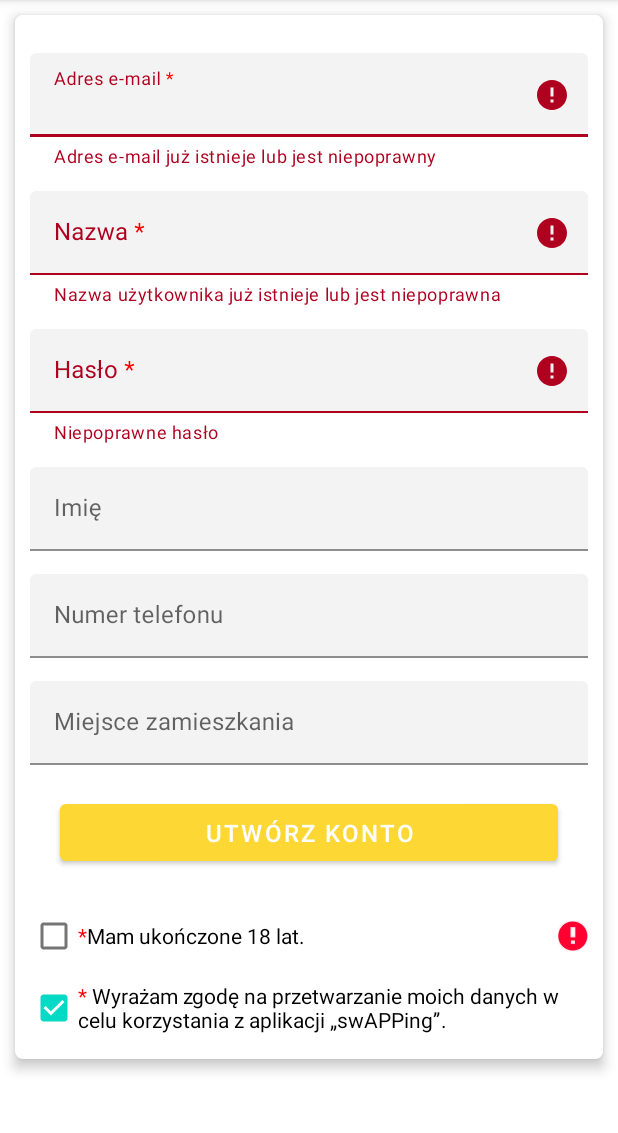
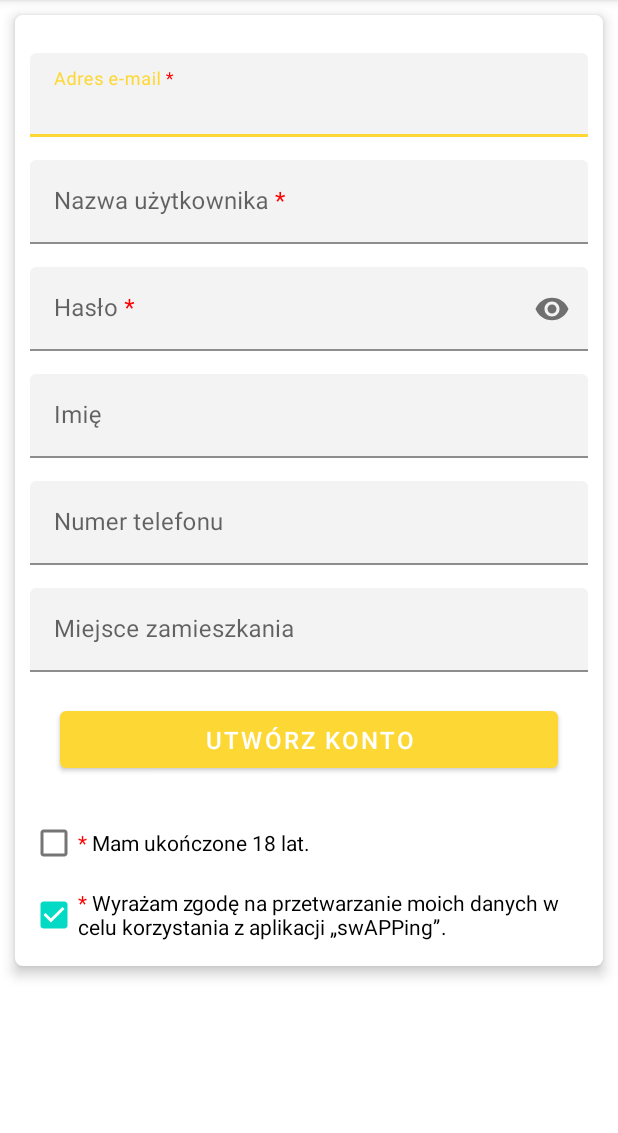
Before and after one commit to bvgi/SwAPPing, an Android app: the RegisterActivity screen opened directly, with no data from a screen before it, after a tap on an icon or button, on a phone screen of 412 x 824 dp, the part 84-1217 px from its top. Run offline under Robolectric (Android 15) with nearby library versions, the phone set to English and light mode, and no system bars; 7 statements that could not run were skipped; 1 other tap on this screen came first.

Commit message:
Register activity changes

```diff
--- a/app/src/main/java/com/example/swapping/DataBase/AnnouncementDataBaseHelper.kt
+++ b/app/src/main/java/com/example/swapping/DataBase/AnnouncementDataBaseHelper.kt
@@ -87,6 +87,7 @@ class AnnouncementDataBaseHelper(context: Context) : SQLiteOpenHelper(context, D
         const val GENRE_TABLE = "Genre"
         const val LIKED_TABLE = "Liked"
     }
+
 
     // ADDS
 
--- a/app/src/main/java/com/example/swapping/DataBase/UserDataBaseHelper.kt
+++ b/app/src/main/java/com/example/swapping/DataBase/UserDataBaseHelper.kt
@@ -131,7 +131,7 @@ class UserDataBaseHelper(context: Context) : SQLiteOpenHelper(context, DATABASE_
 
         val cursor = db.rawQuery(getUserQuery, null)
 
-        var id = 0
+        var id = -1
         var name = ""
         var email = ""
         var city = ""
--- a/app/src/main/java/com/example/swapping/ui/userLogin/RegisterActivity.kt
+++ b/app/src/main/java/com/example/swapping/ui/userLogin/RegisterActivity.kt
@@ -1,26 +1,25 @@
 package com.example.swapping.ui.userLogin
 
 import android.content.Intent
-import android.os.Build
 import android.os.Bundle
-import android.util.Log
 import android.widget.Button
 import android.widget.CheckBox
 import android.widget.TextView
-import androidx.annotation.RequiresApi
 import androidx.appcompat.app.AppCompatActivity
-import androidx.core.view.isVisible
 import androidx.core.widget.doOnTextChanged
 import androidx.lifecycle.MediatorLiveData
 import androidx.lifecycle.MutableLiveData
+import com.example.swapping.DataBase.UserDataBaseHelper
+import com.example.swapping.Models.User
 import com.example.swapping.R
 import com.google.android.material.textfield.TextInputLayout
 
 class RegisterActivity : AppCompatActivity() {
 
+    private val userDBHelper = UserDataBaseHelper(applicationContext)
     private val emailLiveData = MutableLiveData<String>()
     private val passwordLiveData = MutableLiveData<String>()
-    private val nicknameLiveData = MutableLiveData<String>()
+    private val usernameLiveData = MutableLiveData<String>()
     private val birthDateLiveData = MutableLiveData<Boolean>()
     private val nameLiveData = MutableLiveData<String>()
     private val phoneNumberLiveData = MutableLiveData<String>()
@@ -31,49 +30,49 @@ class RegisterActivity : AppCompatActivity() {
             hashMapOf(
             "Email" to false,
             "Password" to false,
-            "Nickname" to false,
+            "Username" to false,
             "BirthDate" to false,
             "Permission" to false
         )
 
         addSource(emailLiveData) { email ->
             val password = passwordLiveData.value
-            val nickname = nicknameLiveData.value
+            val username = usernameLiveData.value
             val birthDate = birthDateLiveData.value
             val permission = permissionLiveData.value
-            this.value = validateForm(email, password, nickname, birthDate, permission)
+            this.value = validateForm(email, password, username, birthDate, permission)
         }
 
         addSource(passwordLiveData) { password ->
             val email = emailLiveData.value
-            val nickname = nicknameLiveData.value
+            val username = usernameLiveData.value
             val birthDate = birthDateLiveData.value
             val permission = permissionLiveData.value
-            this.value = validateForm(email, password, nickname, birthDate, permission)
+            this.value = validateForm(email, password, username, birthDate, permission)
         }
 
-        addSource(nicknameLiveData) { nickname ->
+        addSource(usernameLiveData) { username ->
             val email = emailLiveData.value
             val password = passwordLiveData.value
             val birthDate = birthDateLiveData.value
             val permission = permissionLiveData.value
-            this.value = validateForm(email, password, nickname, birthDate, permission)
+            this.value = validateForm(email, password, username, birthDate, permission)
         }
 
         addSource(birthDateLiveData) { birthDate ->
             val email = emailLiveData.value
-            val nickname = nicknameLiveData.value
+            val username = usernameLiveData.value
             val password = passwordLiveData.value
             val permission = permissionLiveData.value
-            this.value = validateForm(email, password, nickname, birthDate, permission)
+            this.value = validateForm(email, password, username, birthDate, permission)
         }
 
         addSource(permissionLiveData) { permission ->
             val email = emailLiveData.value
-            val nickname = nicknameLiveData.value
+            val username = usernameLiveData.value
             val password = passwordLiveData.value
             val birthDate = birthDateLiveData.value
-            this.value = validateForm(email, password, nickname, birthDate, permission)
+            this.value = validateForm(email, password, username, birthDate, permission)
         }
 
     }
@@ -96,11 +95,11 @@ class RegisterActivity : AppCompatActivity() {
             "Permission" to isCheckedPermission,
             "Email" to isValidEmail,
             "Password" to isValidPassword,
-            "Nickname" to isValidNickName
+            "Username" to isValidNickName
         )
     }
 
-    private lateinit var RegisterViewModel: UserProfileViewModel
+    private lateinit var registerViewModel: RegisterViewModel
     //    private var binding: ActivityLoginBinding? = null
     private lateinit var makeAccount: TextView
 
@@ -109,14 +108,14 @@ class RegisterActivity : AppCompatActivity() {
         setContentView(R.layout.activity_register)
 
         val emailLayout = findViewById<TextInputLayout>(R.id.emailRegisterLayout)
-        val nicknameLayout = findViewById<TextInputLayout>(R.id.nicknameRegisterLayout)
+        val usernameLayout = findViewById<TextInputLayout>(R.id.usernameRegisterLayout)
         val passwordLayout = findViewById<TextInputLayout>(R.id.passwordRegisterLayout)
         val signUpButton = findViewById<Button>(R.id.registerButton)
         val permissionCheck = findViewById<CheckBox>(R.id.permissionCheckBox)
         val dateOfBirthCheckBox = findViewById<CheckBox>(R.id.dateOfBirthCheckBox)
+        val phoneNumberLayout = findViewById<TextInputLayout>(R.id.phoneRegisterLayout)
+        val cityLayout = findViewById<TextInputLayout>(R.id.cityRegisterLayout)
         var permissionValue = false
-
-
 
         emailLayout.editText?.doOnTextChanged { text, _, _, _ ->
             emailLiveData.value = text?.toString()
@@ -126,8 +125,8 @@ class RegisterActivity : AppCompatActivity() {
             passwordLiveData.value = text?.toString()
         }
 
-        nicknameLayout.editText?.doOnTextChanged {text, _, _, _ ->
-            nicknameLiveData.value = text?.toString()
+        usernameLayout.editText?.doOnTextChanged {text, _, _, _ ->
+            usernameLiveData.value = text?.toString()
         }
 
         permissionCheck.setOnClickListener {
@@ -135,42 +134,31 @@ class RegisterActivity : AppCompatActivity() {
             permissionLiveData.value = permissionValue
         }
 
-//        permissionCheck.setOnCheckedChangeListener { _, isChecked ->
-//            permissionLiveData.value = isChecked
-//        }
-
         dateOfBirthCheckBox.setOnCheckedChangeListener { _, isChecked ->
             birthDateLiveData.value = isChecked
         }
 
+        phoneNumberLayout.editText?.doOnTextChanged{text, _, _, _ ->
+            phoneNumberLiveData.value = text.toString()
+        }
+
+        cityLayout.editText?.doOnTextChanged{text, _, _, _ ->
+            cityLiveData.value = text.toString()
+        }
+
+        val user = User(username = usernameLiveData.value.toString(),
+                        email = emailLiveData.value.toString(),
+                        name = nameLiveData.value.toString(),
+                        phone_number = phoneNumberLiveData.value.toString().toInt(),
+                        city = cityLiveData.value.toString()
+        )
+
         signUpButton.setOnClickListener {
             isValidLiveData.observe(this) { isValid ->
-                for((key,value) in isValid.entries) {
-                    when (key) {
-                        "BirthDate" -> {
-                            if (!value) dateOfBirthCheckBox.error = "Obowiązkowe pole"
-                            else dateOfBirthCheckBox.error = null
-                        }
-                        "Permission" -> {
-                            if (!value) permissionCheck.error = "Obowiązkowe pole"
-                            else permissionCheck.error = null
-                        }
-                        "Email" -> {
-                            if (!value) emailLayout.error = "Adres e-mail już istnieje lub jest niepoprawny"
-                            else emailLayout.error = null
-                        }
-                        "Password" -> {
-                            if (!value) passwordLayout.error = "Niepoprawne hasło"
-                            else passwordLayout.error = null
-                        }
-                        "Nickname" -> {
-                            if (!value) nicknameLayout.error = "Nazwa użytkownika już istnieje lub jest niepoprawna"
-                            else nicknameLayout.error = null
-                        }
-                    }
-                }
+                registerViewModel.registerErrors(isValid, dateOfBirthCheckBox, permissionCheck, emailLayout, passwordLayout, usernameLayout)
                 if (!isValid.containsValue(false)){
                     signUpButton.setOnClickListener {
+//                        userDBHelper.addUser(user, passwordLiveData.value.toString())
                         val loginIntent = Intent(this, LoginActivity::class.java)
                         startActivity(loginIntent)
                     }
--- a/app/src/main/res/layout/activity_login.xml
+++ b/app/src/main/res/layout/activity_login.xml
@@ -26,14 +26,14 @@
             android:orientation="vertical">
 
             <com.google.android.material.textfield.TextInputLayout
-                android:id="@+id/emailLoginLayout"
+                android:id="@+id/usernameLoginLayout"
                 android:layout_width="match_parent"
                 android:layout_height="wrap_content"
                 android:layout_marginTop="5dp"
                 app:boxBackgroundColor="#F3F3F3">
 
                 <EditText
-                    android:id="@+id/loginEmail"
+                    android:id="@+id/loginUsername"
                     android:layout_width="match_parent"
                     android:layout_height="wrap_content"
                     android:layout_marginTop="10dp"
@@ -41,7 +41,7 @@
                     android:inputType="textEmailAddress"
                     android:maxLines="1"
                     android:singleLine="true"
-                    android:hint="@string/promptEmail"
+                    android:hint="@string/promptUsername"
                     app:hintEnabled = "true"
                     android:textColor="#616161" />
             </com.google.android.material.textfield.TextInputLayout>
--- a/app/src/main/res/layout/activity_register.xml
+++ b/app/src/main/res/layout/activity_register.xml
@@ -48,18 +48,18 @@
                 </com.google.android.material.textfield.TextInputLayout>
 
                 <com.google.android.material.textfield.TextInputLayout
-                    android:id="@+id/nicknameRegisterLayout"
+                    android:id="@+id/usernameRegisterLayout"
                     android:layout_width="match_parent"
                     android:layout_height="wrap_content"
                     android:layout_marginTop="5dp"
                     app:boxBackgroundColor="#F3F3F3">
 
                     <EditText
-                        android:id="@+id/nicknameRegister"
+                        android:id="@+id/usernameRegister"
                         android:layout_width="match_parent"
                         android:layout_height="wrap_content"
                         android:layout_marginTop="10dp"
-                        android:hint="@string/nickname"
+                        android:hint="@string/username"
                         app:hintEnabled = "true"
                         android:inputType="textNoSuggestions"
                         android:maxLines="1"
--- a/app/src/main/res/values/strings.xml
+++ b/app/src/main/res/values/strings.xml
@@ -6,18 +6,17 @@
     <string name="title_new_announcement">New Announcement</string>
     <string name="title_profile">Profile</string>
     <string name="makeAccount">Utwórz konto</string>
-    <string name="promptEmail">Adres e-mail <font color='#FF0000'>*</font></string>
+    <string name="promptUsername">Nazwa użytkownika <font color='#FF0000'>*</font></string>
     <string name="promptPassword">Hasło <font color='#FF0000'>*</font></string>
     <string name="ButtonLogin">Zaloguj</string>
     <string name="ButtonRegister">Utwórz konto</string>
     <string name="firstName">Imię</string>
     <string name="phoneNumber">Numer telefonu</string>
-    <string name="nickname">Nazwa <font color='#FF0000'>*</font></string>
+    <string name="username">Nazwa użytkownika <font color='#FF0000'>*</font></string>
     <string name="registerError">Spróbuj ponownie</string>
-    <string name="dateOfBirth"><font color='#FF0000'>*</font>Mam ukończone 18 lat.</string>
+    <string name="dateOfBirth"><font color='#FF0000'>*</font> Mam ukończone 18 lat.</string>
     <string name="city">Miejsce zamieszkania </string>
     <string name="permission"><font color='#FF0000'>*</font> Wyrażam zgodę na przetwarzanie moich danych w celu korzystania z aplikacji „swAPPing”.</string>
-    <string name="promptParentEmail">Adres e-mail rodzica/opiekuna<font color='#FF0000'>*</font></string>
-    <string name="info">infotext</string>
     <string name="RegisterActivity">Rejestracja</string>
+    <string name="promptEmail">Adres e-mail <font color='#FF0000'>*</font></string>
 </resources>
```
Also changed, not shown: app/src/main/java/com/example/swapping/ui/userLogin/LoginActivity.kt (+29 -78 lines), app/src/main/java/com/example/swapping/ui/userLogin/LoginViewModel.kt (+23 -0 lines), app/src/main/java/com/example/swapping/ui/userLogin/RegisterViewModel.kt (added, +63 -0 lines), app/src/main/java/com/example/swapping/ui/userLogin/UserProfileViewModel.kt (deleted, +0 -13 lines).
